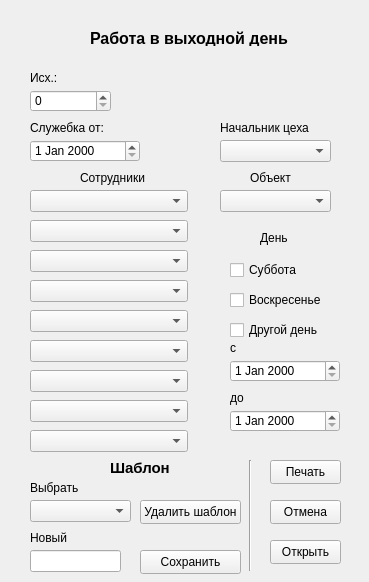
First picture: the form in my_helper/notebook/designer_ui/pass_week.ui, repository SmolPO/vertical, before the edit.
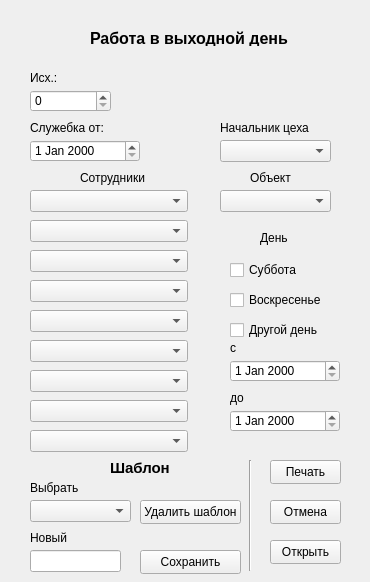
Second picture: the form after the edit.

What changed in the file:
```diff
--- a/my_helper/notebook/designer_ui/pass_week.ui
+++ b/my_helper/notebook/designer_ui/pass_week.ui
@@ -6,7 +6,7 @@
    <rect>
     <x>0</x>
     <y>0</y>
-    <width>369</width>
+    <width>370</width>
     <height>582</height>
    </rect>
   </property>
```
